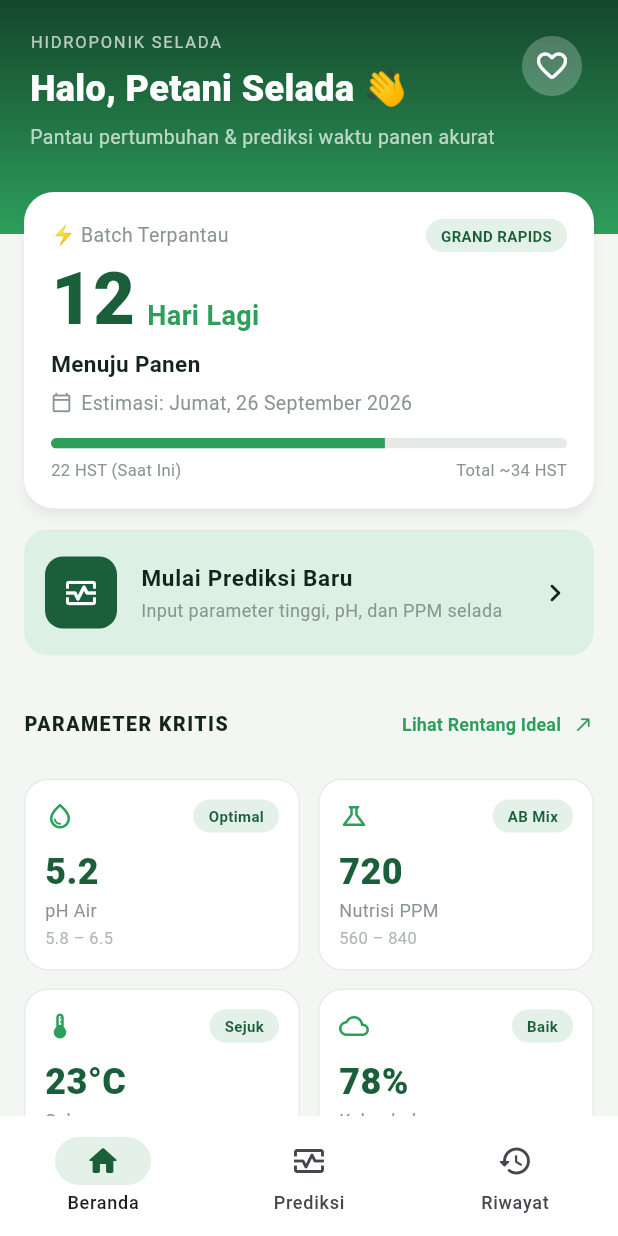
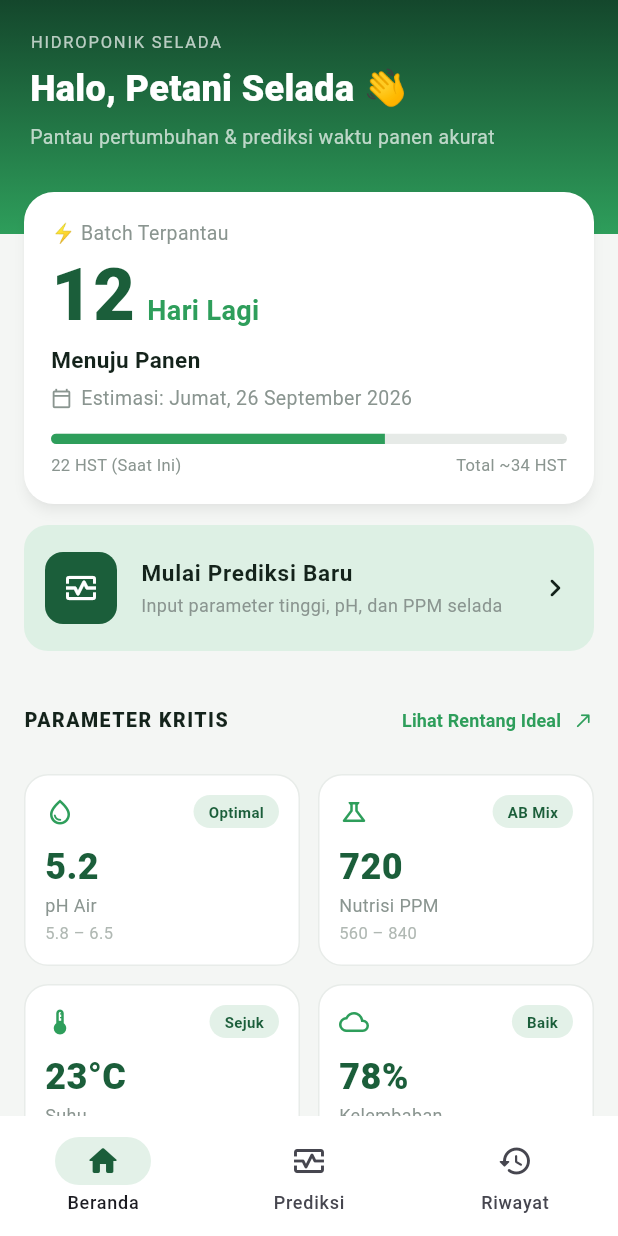
Before and after one commit to DinaKSari/Group_5_PBL, a Flutter app: the screen it shows after launch, on a phone screen of 412 x 824 dp. Run offline on Flutter 3.47's test engine with Material 3 defaults, Android fonts, the phone set to English and light mode, and no system bars; our stand-ins replace flutter_riverpod.

Commit message:
refactor: remove unused IconButton and variety parameter in BatchTile

```diff
--- a/smart_farming/lib/pages/home_page.dart
+++ b/smart_farming/lib/pages/home_page.dart
@@ -86,11 +86,6 @@ class HeaderTile extends StatelessWidget {
               ],
             ),
           ),
-          IconButton.filled(
-            onPressed: () {},
-            style: IconButton.styleFrom(backgroundColor: Colors.white24),
-            icon: const Icon(Icons.favorite_border_rounded, color: Colors.white),
-          ),
         ],
       ),
     );
@@ -100,14 +95,13 @@ class HeaderTile extends StatelessWidget {
 class BatchTile extends StatelessWidget {
   const BatchTile({
     super.key,
-    this.variety = 'GRAND RAPIDS',
     this.daysLeft = 12,
     this.estimate = 'Jumat, 26 September 2026',
     this.currentHst = 22,
     this.totalHst = 34,
   });
 
-  final String variety, estimate;
+  final String estimate;
   final int daysLeft, currentHst, totalHst;
 
   @override
@@ -126,8 +120,7 @@ class BatchTile extends StatelessWidget {
             Row(
               mainAxisAlignment: MainAxisAlignment.spaceBetween,
               children: [
-                const Text('⚡ Batch Terpantau', style: TextStyle(color: AppColors.muted, fontSize: 13)),
-                ChipTag(variety),
+                const Text('⚡ Batch Terpantau', style: TextStyle(color: AppColors.muted, fontSize: 13))
               ],
             ),
             const SizedBox(height: 8),
```
